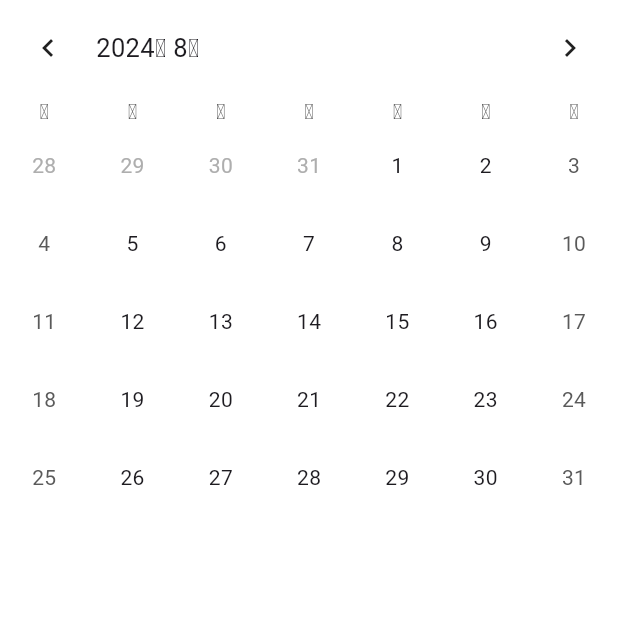
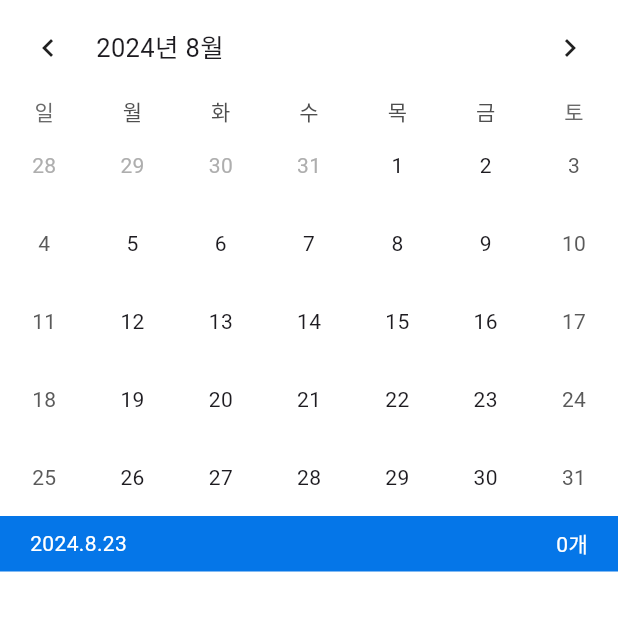
Before and after one commit to dihoon/daily-todo, a Flutter app: the screen it shows after launch, on a phone screen of 412 x 824 dp, the top half of it. Run offline on Flutter 3.47's test engine with Material 3 defaults, Android fonts, the phone set to English and light mode, and no system bars; drawn by our look-alikes of table_calendar; our stand-ins replace flutter_riverpod; Roboto replaces fonts that are missing (Jua).

Commit message:
캘린더 배너 만들기

```diff
--- /dev/null
+++ b/lib/common/widget/calendar_banner.dart
@@ -0,0 +1,39 @@
+import 'package:daily_todo/common/constant/colors.dart';
+import 'package:daily_todo/provider/calendar_provider.dart';
+import 'package:flutter/material.dart';
+import 'package:flutter_riverpod/flutter_riverpod.dart';
+
+class CalendarBanner extends ConsumerWidget {
+  const CalendarBanner({super.key});
+
+  @override
+  Widget build(BuildContext context, WidgetRef ref) {
+    final calendarState = ref.watch(calendarProvider);
+    final selectedDate = calendarState.selectedDate;
+
+    final defaultTextStyle = TextStyle(color: Colors.white);
+
+    return Container(
+      color: PRIMARY_COLOR,
+      child: Padding(
+        padding: EdgeInsets.symmetric(
+          horizontal: 20,
+          vertical: 8,
+        ),
+        child: Row(
+          mainAxisAlignment: MainAxisAlignment.spaceBetween,
+          children: [
+            Text(
+              '${selectedDate.year}.${selectedDate.month}.${selectedDate.day}',
+              style: defaultTextStyle,
+            ),
+            Text(
+              '${0}개',
+              style: defaultTextStyle,
+            )
+          ],
+        ),
+      ),
+    );
+  }
+}
--- a/lib/screen/home_screen.dart
+++ b/lib/screen/home_screen.dart
@@ -1,5 +1,6 @@
 import 'package:daily_todo/common/layout/default_layout.dart';
 import 'package:daily_todo/common/widget/calendar.dart';
+import 'package:daily_todo/common/widget/calendar_banner.dart';
 import 'package:flutter/material.dart';
 
 class HomeScreen extends StatelessWidget {
@@ -12,6 +13,7 @@
         child: Column(
           children: [
             Calendar(),
+            CalendarBanner(),
           ],
         ),
       ),
```
